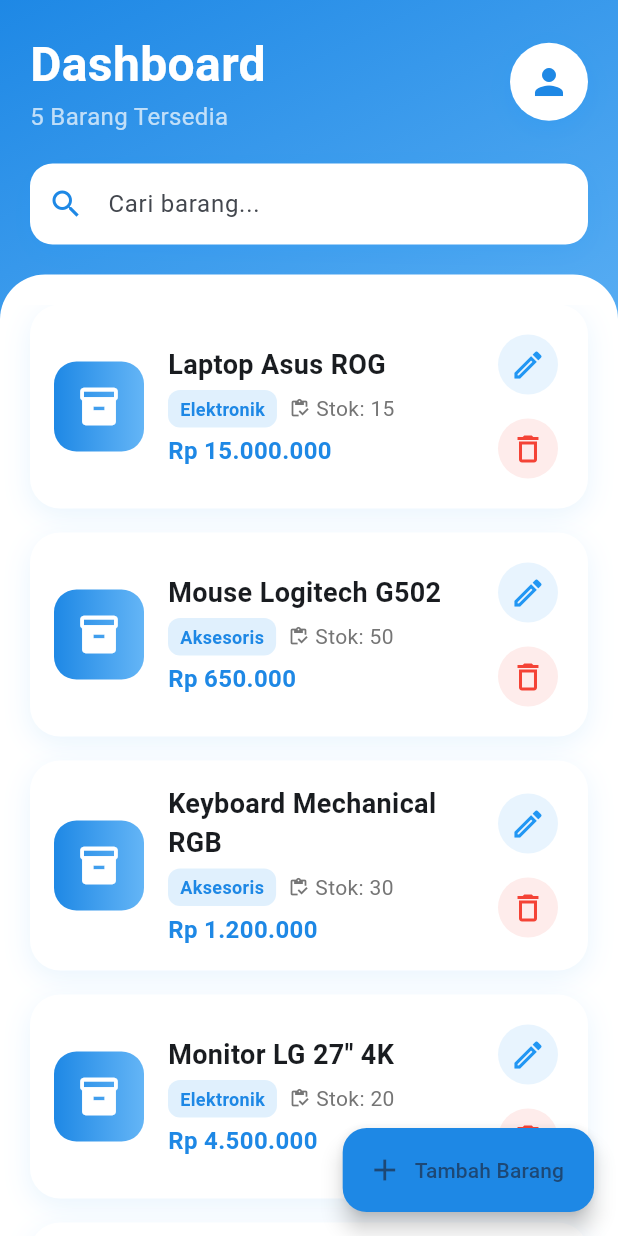
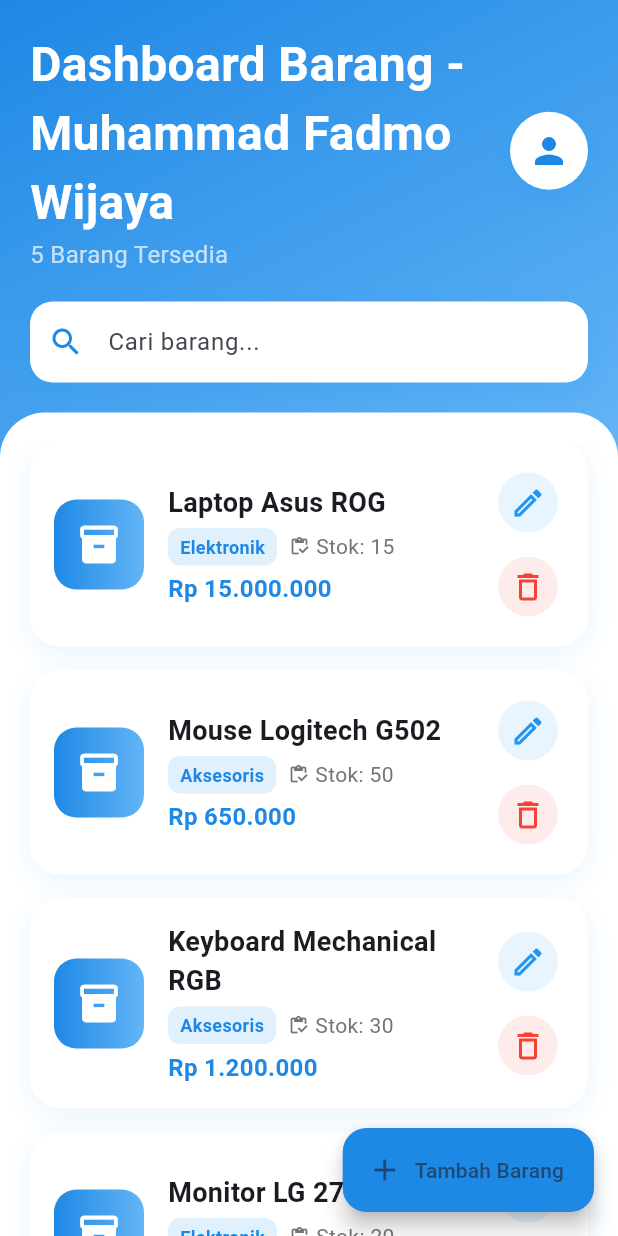
Before and after one commit to wijaya0825/Praktikum_5e_wijaya, a Flutter app: the Dashboard screen opened by its route, on a phone screen of 412 x 824 dp. Run offline on Flutter 3.47's test engine with Material 3 defaults, Android fonts, the phone set to English and light mode, and no system bars.

Commit message:
tambah dashboard

```diff
--- a/lib/dashboard.dart
+++ b/lib/dashboard.dart
@@ -589,7 +589,7 @@ class _DashboardState extends State<Dashboard> with TickerProviderStateMixin {
                         crossAxisAlignment: CrossAxisAlignment.start,
                         children: [
                           const Text(
-                            'Dashboard',
+                            'Dashboard Barang - Muhammad Fadmo Wijaya',
                             style: TextStyle(
                               fontSize: 32,
                               fontWeight: FontWeight.bold,
```
